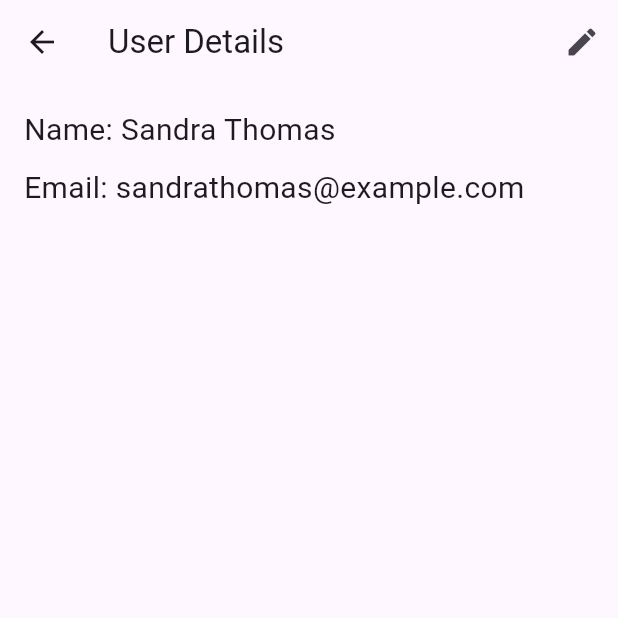
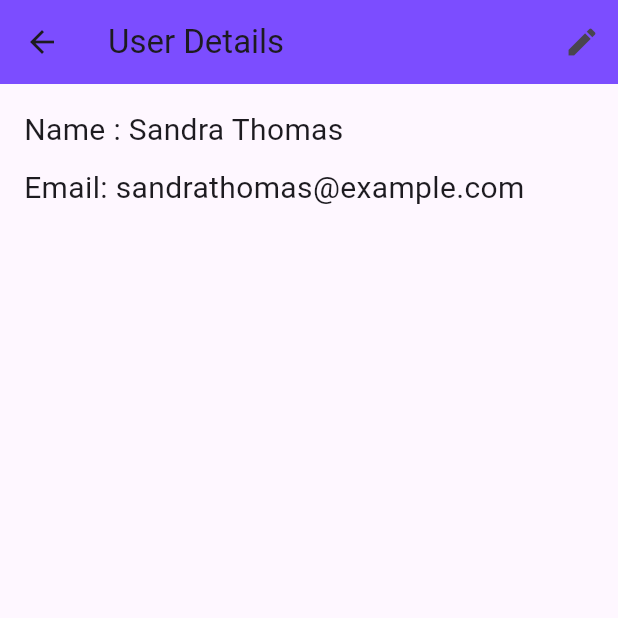
Before and after one commit to Sangi6740/ProfileDetails, a Flutter app: the Detailspage screen opened directly, on a phone screen of 412 x 824 dp, the top half of it. Run offline on Flutter 3.47's test engine with Material 3 defaults, Android fonts, the light colour scheme and no system bars.

Commit message:
The details app bar colour is changed

```diff
--- a/lib/main.dart
+++ b/lib/main.dart
@@ -124,6 +124,7 @@ class _DetailspageState extends State<Detailspage> {
     return Scaffold(
       appBar: AppBar(
         title: const Text('User Details'),
+        backgroundColor: Colors.deepPurpleAccent,
         actions: [
           IconButton(
             icon: Icon(isEditing ? Icons.check : Icons.edit),
@@ -142,7 +143,7 @@ class _DetailspageState extends State<Detailspage> {
                 children: [
                   TextField(
                     controller: nameController,
-                    decoration: const InputDecoration(labelText: 'Name'),
+                    decoration: const InputDecoration(labelText: 'Name: '),
                   ),
                   TextField(
                     controller: emailController,
@@ -154,7 +155,7 @@ class _DetailspageState extends State<Detailspage> {
                 crossAxisAlignment: CrossAxisAlignment.start,
                 children: [
                   Text(
-                    'Name: ${nameController.text}',
+                    'Name : ${nameController.text}',
                     style: const TextStyle(fontSize: 20),
                   ),
                   const SizedBox(height: 10),
```
